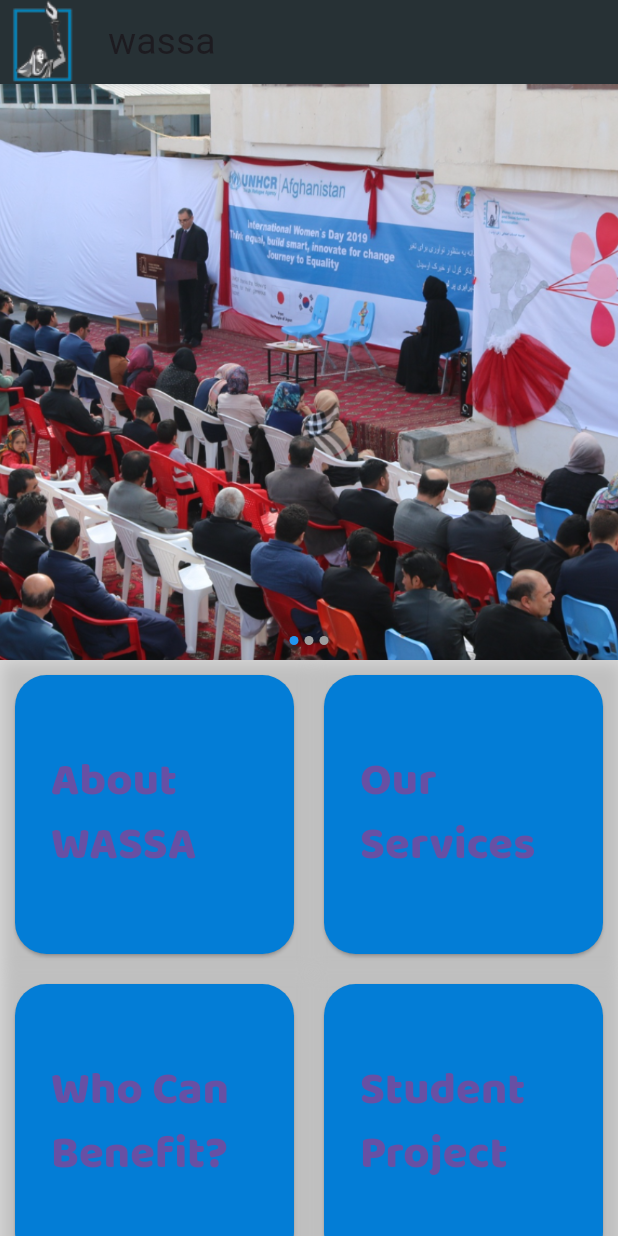
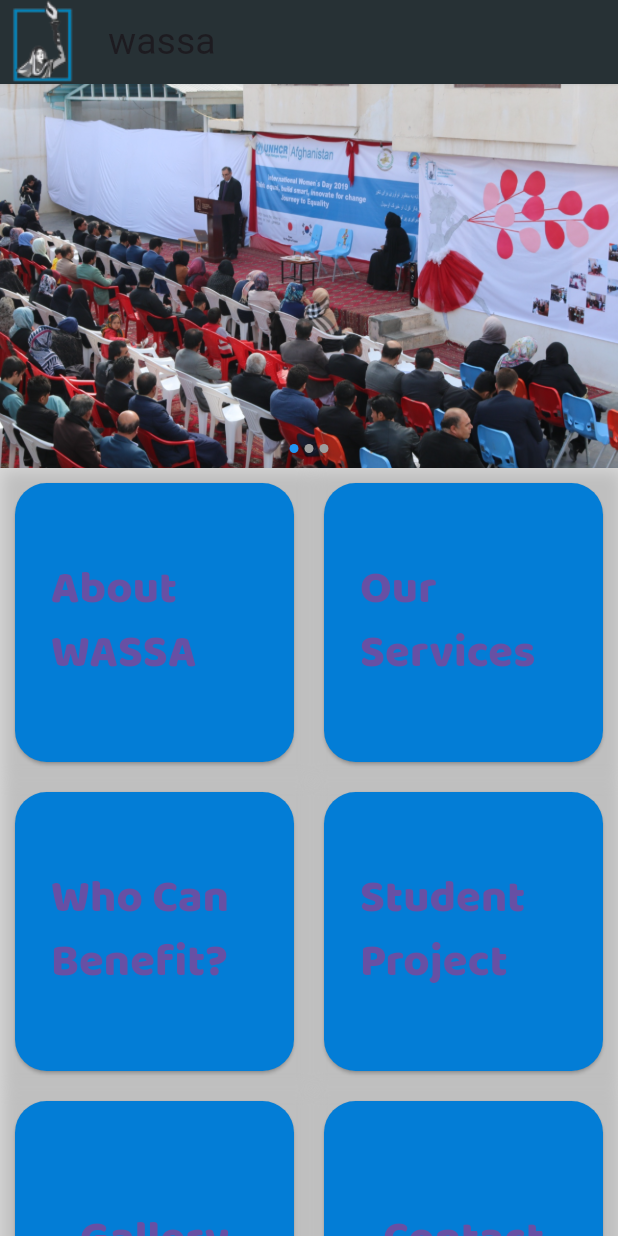
Before and after one commit to HamidSaliqa/code4fun, a Flutter app: the screen it shows after launch, on a phone screen of 412 x 824 dp. Run offline on Flutter 3.47's test engine with Material 3 defaults, Android fonts, the light colour scheme and no system bars; drawn by our look-alikes of flutter_image_slideshow; our stand-ins replace photo_view.

Commit message:
ساخت صفحه گالری

```diff
--- a/lib/home_page.dart
+++ b/lib/home_page.dart
@@ -22,8 +22,11 @@ class _HomePageState extends State<HomePage> {
       ),
       body: Column(
         children: [
-          Expanded(child: slider()),
           Expanded(
+            flex: 1,
+              child: slider()),
+          Expanded(
+            flex: 2,
             child: customGridview(context),
           ),
         ],
--- a/lib/widget.dart
+++ b/lib/widget.dart
@@ -4,6 +4,7 @@ import 'package:flutter/material.dart';
 import 'package:flutter_image_slideshow/flutter_image_slideshow.dart';
 
 import 'about_wassa,dart.dart';
+import 'gallery.dart';
 import 'our_services.dart';
 
 ///font
@@ -19,7 +20,7 @@ Widget slider() {
     width: double.infinity,
 
     /// Height of the [ImageSlideshow].
-    height: 150,
+    height: 100,
 
     /// The page to show when first creating the [ImageSlideshow].
     initialPage: 0,
@@ -72,8 +73,8 @@ class CustomButton extends StatelessWidget {
   @override
   Widget build(BuildContext context) {
     return Container(
-      padding: EdgeInsets.all(10),
-      decoration: BoxDecoration(boxShadow: [
+      padding: const EdgeInsets.all(10),
+      decoration: const BoxDecoration(boxShadow: [
         BoxShadow(color: Colors.black12, offset: Offset(2, 2), blurRadius: 8)
       ]),
       child: ElevatedButton(
@@ -81,11 +82,11 @@ class CustomButton extends StatelessWidget {
             shape: MaterialStatePropertyAll(RoundedRectangleBorder(
                 borderRadius: BorderRadius.circular(21))),
             backgroundColor:
-                MaterialStatePropertyAll(Color.fromRGBO(3, 125, 214, 1))),
+                const MaterialStatePropertyAll(Color.fromRGBO(3, 125, 214, 1))),
         onPressed: onPressed,
         child: Text(
           nameOfButton,
-          style: TextStyle(fontFamily: "CustomFont", fontSize: 30),
+          style: const TextStyle(fontFamily: "CustomFont", fontSize: 30),
         ),
       ),
     );
@@ -131,4 +132,5 @@ Map<String, Widget> onPessedCustomButton = {
   "Our Services": const OurServices(),
   "Who Can Benefit?": WhoCanBenefit(),
   "Student Project": StudentProject(),
+  "Gallery": GalleryPage(),
 };
--- a/pubspec.yaml
+++ b/pubspec.yaml
@@ -38,6 +38,7 @@ dependencies:
   fan_carousel_image_slider: ^0.1.2
   flutter_image_slideshow: ^0.1.6
   url_launcher: ^6.2.4
+  photo_view: ^0.14.0
 
 dev_dependencies:
   flutter_test:
```
Also changed, not shown: lib/gallery.dart (added, +56 -0 lines), pubspec.lock.
